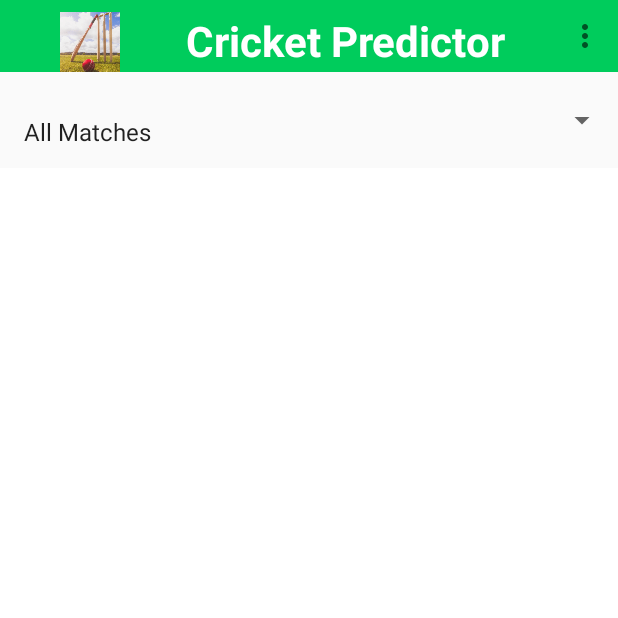
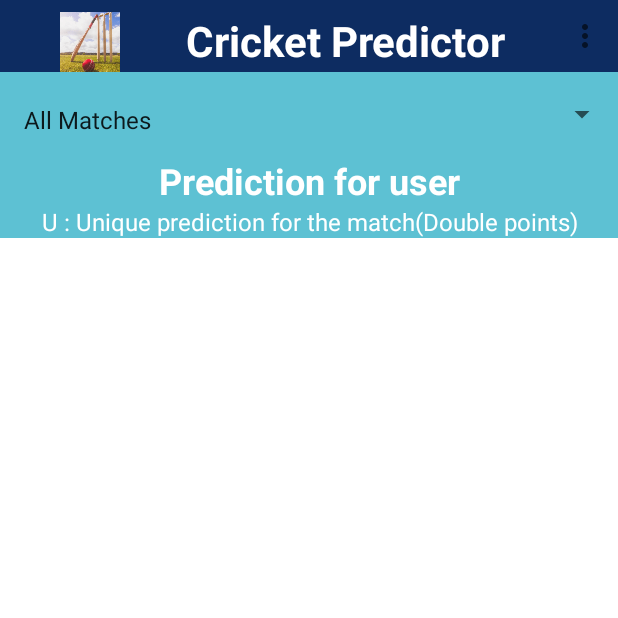
Before and after one commit to raklane/cricpredict, an Android app: the PredictionHistoryActivity screen opened directly, with no data from a screen before it, on a phone screen of 412 x 824 dp, the top half of it. Run offline under Robolectric (Android 15) with nearby library versions, the phone set to English and light mode, and no system bars; our stand-ins replace Firebase (no records; nobody signed in at launch, a user with empty details on screens opened directly); 1 statement that could not run was skipped.

Commit message:
unique prediction, color change

```diff
--- a/app/build.gradle
+++ b/app/build.gradle
@@ -11,7 +11,7 @@ android {
         minSdkVersion 21
         targetSdkVersion 29
         versionCode 1
-        versionName "1.4.3"
+        versionName "2.1"
 
         testInstrumentationRunner "androidx.test.runner.AndroidJUnitRunner"
     }
--- a/app/src/main/java/com/rakeshsdetautomation/cricpredict/PredictionActivity.java
+++ b/app/src/main/java/com/rakeshsdetautomation/cricpredict/PredictionActivity.java
@@ -70,10 +70,12 @@ public class PredictionActivity extends BaseActivity implements View.OnClickList
             "1 Six : 6 Points (Bonus)" + "\n" +
             "Half-Century : 50 Points (Bonus)" + "\n" +
             "Century : 120 Points (Bonus)";
-    String bowler_rules = "1 Wicket : 30 Points" + "\n" +
+    String bowler_rules = "1 Wicket : 40 Points" + "\n" +
+            "2 Wicket-haul : 30 Points (Bonus)" + "\n" +
             "3 Wicket-haul : 50 Points (Bonus)" + "\n" +
+            "4 Wicket-haul : 80 Points (Bonus)" + "\n" +
             "5 Wicket-haul : 120 Points (Bonus)" + "\n" +
-            "Maiden Over : 30 Points";
+            "Maiden Over : 40 Points";
     String mom_rules = "100 Points (If a selected player from either teams wins MoM)";
     String winner_rules = "50 Points";
     String toss_rules = "30 Points";
--- a/app/src/main/java/com/rakeshsdetautomation/cricpredict/SuccessfulPredictionActivity.java
+++ b/app/src/main/java/com/rakeshsdetautomation/cricpredict/SuccessfulPredictionActivity.java
@@ -66,10 +66,12 @@ public class SuccessfulPredictionActivity extends BaseActivity implements View.O
             "1 Six : 6 Points (Bonus)" + "\n" +
             "Half-Century : 50 Points (Bonus)" + "\n" +
             "Century : 120 Points (Bonus)";
-    String bowler_rules = "1 Wicket : 30 Points" + "\n" +
+    String bowler_rules = "1 Wicket : 40 Points" + "\n" +
+            "2 Wicket-haul : 30 Points (Bonus)" + "\n" +
             "3 Wicket-haul : 50 Points (Bonus)" + "\n" +
+            "4 Wicket-haul : 80 Points (Bonus)" + "\n" +
             "5 Wicket-haul : 120 Points (Bonus)" + "\n" +
-            "Maiden Over : 30 Points";
+            "Maiden Over : 40 Points";
     String mom_rules = "100 Points (If a selected player from either teams wins MoM)";
     String winner_rules = "50 Points";
     String toss_rules = "30 Points";
--- a/app/src/main/java/com/rakeshsdetautomation/cricpredict/constants/BaseClass.java
+++ b/app/src/main/java/com/rakeshsdetautomation/cricpredict/constants/BaseClass.java
@@ -33,7 +33,7 @@ import okhttp3.Response;
 
 public class BaseClass {
 
-    public static String serviceUrl = "http://ec2-13-59-31-251.us-east-2.compute.amazonaws.com:8080/cricpredictapi/services/";
+    public static String serviceUrl = "http://ec2-3-129-112-126.us-east-2.compute.amazonaws.com:8080/cricpredictapi/services/";
     public static String resourceLogin = "v1/participants/login";
     public static String resourceLeadershipBoard = "v1/pointscalculator/leadershipboard";
     public static String resourceMatchStats = "v1/matchstats";
--- a/app/src/main/java/com/rakeshsdetautomation/cricpredict/loginandregistration/HomeScreenActivity.java
+++ b/app/src/main/java/com/rakeshsdetautomation/cricpredict/loginandregistration/HomeScreenActivity.java
@@ -374,6 +374,7 @@ public class HomeScreenActivity extends BaseActivity implements View.OnClickList
             JSONObject matchesJsonObj = new JSONObject(matchesString);
             BaseClass.matchesString = matchesJsonObj;
 
+
             JSONArray jsonArray = matchesJsonObj.getJSONArray("matches");
 
 //            Instant instant = Instant.now();
--- a/app/src/main/java/com/rakeshsdetautomation/prediction_history/PredictionHistoryActivity.java
+++ b/app/src/main/java/com/rakeshsdetautomation/prediction_history/PredictionHistoryActivity.java
@@ -15,6 +15,7 @@ import android.widget.AdapterView;
 import android.widget.ArrayAdapter;
 import android.widget.ListView;
 import android.widget.Spinner;
+import android.widget.TextView;
 import android.widget.Toast;
 
 import com.google.android.gms.common.util.ArrayUtils;
@@ -40,6 +41,7 @@ public class PredictionHistoryActivity extends BaseActivity implements View.OnCl
     String userId;
     private Spinner matchSpinner;
     private ListView predictionHistoryListView;
+    private TextView predictionHistoryHeader;
     private PredictionHistoryAdapter predictionHistoryAdapter;
     ArrayList<PredictionHistory> predictionHistoryArrayList = new ArrayList<PredictionHistory>();
 
@@ -55,6 +57,7 @@ public class PredictionHistoryActivity extends BaseActivity implements View.OnCl
 
         matchSpinner = (Spinner) findViewById(R.id.prediction_history_spinner) ;
         predictionHistoryListView = (ListView) findViewById(R.id.predictions_scores_history_list);
+        predictionHistoryHeader = (TextView) findViewById(R.id.prediction_history_header);
 
         userId = getIntent().getStringExtra("userId");
 
@@ -143,6 +146,9 @@ public class PredictionHistoryActivity extends BaseActivity implements View.OnCl
 
             JSONObject participantJsonObj = new JSONObject(participantString);
             BaseClass.currentParticipantTabbedScores = participantJsonObj;
+
+            String nameOfTheParticipant = BaseClass.currentParticipantTabbedScores.getString("name");
+            predictionHistoryHeader.setText(nameOfTheParticipant + "'s predictions");
 
 
             Date currentTimeZoneDate = Calendar.getInstance(TimeZone.getDefault()).getTime();
--- a/app/src/main/res/layout/predictions_scores_history_list.xml
+++ b/app/src/main/res/layout/predictions_scores_history_list.xml
@@ -18,12 +18,38 @@
 
     </androidx.appcompat.widget.Toolbar>
 
-    <Spinner
+    <LinearLayout
         android:layout_width="match_parent"
         android:layout_height="wrap_content"
-        android:paddingTop="16dp"
-        android:id="@+id/prediction_history_spinner"
-        android:layout_gravity="center_horizontal"/>
+        android:background="@color/secondaryAppColor"
+        android:orientation="vertical">
+
+        <Spinner
+            android:layout_width="match_parent"
+            android:layout_height="wrap_content"
+            android:paddingTop="8dp"
+            android:id="@+id/prediction_history_spinner"
+            android:layout_gravity="center_horizontal"/>
+
+        <TextView
+            android:id="@+id/prediction_history_header"
+            android:layout_width="match_parent"
+            android:layout_height="wrap_content"
+            android:text="Prediction for user"
+            android:textAlignment="center"
+            style="@style/SubHeaders"/>
+
+        <TextView
+            android:layout_width="match_parent"
+            android:layout_height="wrap_content"
+            android:text="U : Unique prediction for the match(Double points)"
+            android:textAlignment="center"
+            style="@style/Labels"/>
+
+
+    </LinearLayout>
+
+
 
     <ListView
         android:layout_width="match_parent"
--- a/app/src/main/res/values/colors.xml
+++ b/app/src/main/res/values/colors.xml
@@ -4,8 +4,8 @@
     <color name="colorPrimaryDark">#3700B3</color>
     <color name="colorAccent">#03DAC5</color>
 
-    <color name="mainAppColor">#00CC5C</color>
-    <color name="secondaryAppColor">#87d21d</color>
+    <color name="mainAppColor">#0D2C61</color>
+    <color name="secondaryAppColor">#5DC1D3</color>
     <color name="colorRed">#FF0000</color>
     <color name="colorWhite">#FFFFFF</color>
     <color name="colorBlack">#000000</color>
--- a/app/src/main/res/values/strings.xml
+++ b/app/src/main/res/values/strings.xml
@@ -17,4 +17,5 @@
     <string name="preference_file_key">my_key</string>
 
 
+
 </resources>
```
Also changed, not shown: app/src/main/java/com/rakeshsdetautomation/cricpredict/MilestonesAdapter.java (+11 -2 lines), app/src/main/java/com/rakeshsdetautomation/cricpredict/MilestonesBoard.java (+6 -4 lines).
